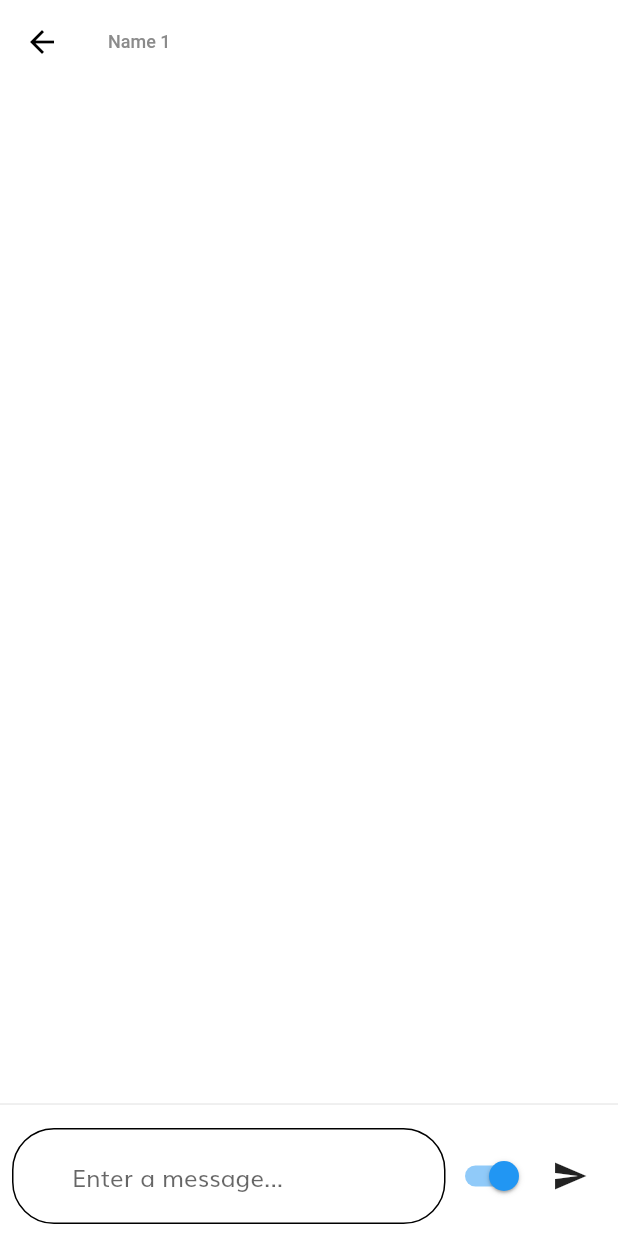
After one commit to seHuzeyfe/libvary_app, a Flutter app: the ChatListScreen screen opened directly, after a tap on "Name 1", on a phone screen of 412 x 824 dp. The commit adds this screen. Run offline on Flutter 3.47's test engine with Material 2 defaults, Android fonts, the phone set to English and light mode, and no system bars; our stand-ins replace flutter_svg.

Commit message:
Chat screens added

```diff
--- /dev/null
+++ b/lib/View/chat_screen/main_chat_screen.dart
@@ -0,0 +1,49 @@
+import 'package:flutter/material.dart';
+import "secondary_chat_screen.dart";
+
+class ChatListScreen extends StatelessWidget {
+  final List<String> previousChats = [
+    'Name 1',
+    'Name 2',
+    'Name 3',
+  ];
+
+  @override
+  Widget build(BuildContext context) {
+    return Scaffold(
+      appBar: AppBar(
+        title: Text('Chats'),
+      ),
+      body: ListView.builder(
+        itemCount: previousChats.length,
+        itemBuilder: (context, index) {
+          final chat = previousChats[index];
+          return Card(
+            color: Colors.grey[300],
+            child: Padding(
+              padding: EdgeInsets.all(5.0),
+
+              child: ListTile(
+                title: Text(
+                  chat,
+                  style: TextStyle(
+                    fontSize: 18.0,
+                    fontWeight: FontWeight.bold,
+                  ),
+                ),
+                onTap: () {
+                  Navigator.push(
+                    context,
+                    MaterialPageRoute(
+                      builder: (context) => ChatScreen(chatTitle: chat),
+                    ),
+                  );
+                },
+              ),
+            ),
+          );
+        },
+      ),
+    );
+  }
+}
--- /dev/null
+++ b/lib/View/chat_screen/secondary_chat_screen.dart
@@ -0,0 +1,117 @@
+import 'package:flutter/material.dart';
+class ChatScreen extends StatefulWidget {
+  final String chatTitle;
+
+  ChatScreen({required this.chatTitle});
+
+  @override
+  _ChatScreenState createState() => _ChatScreenState();
+}
+
+class _ChatScreenState extends State<ChatScreen> {
+  List<Map<String, dynamic>> messages = [];
+  TextEditingController textEditingController = TextEditingController();
+  ScrollController scrollController = ScrollController();
+  bool isSent = true;
+
+  void sendMessage(String message) {
+    setState(() {
+      messages.insert(
+        0,
+        {
+          'message': message,
+          'isSent': isSent,
+        },
+      );
+    });
+    scrollController.animateTo(
+      scrollController.position.minScrollExtent,
+      duration: const Duration(milliseconds: 300),
+      curve: Curves.easeOut,
+    );
+  }
+
+  @override
+  Widget build(BuildContext context) {
+    return Scaffold(
+      appBar: AppBar(
+        title: Text(widget.chatTitle),
+      ),
+      body: Column(
+        children: [
+          Expanded(
+            child: ListView.builder(
+              controller: scrollController,
+              reverse: true,
+              itemCount: messages.length,
+              itemBuilder: (context, index) {
+                final message = messages[index];
+                final isSent = message['isSent'];
+                final messageAlignment = isSent ? Alignment.bottomRight : Alignment.bottomLeft;
+                final messageColor = isSent ? Colors.indigo : Colors.grey[300];
+                final messageTextColor = isSent ? Colors.white : Colors.black;
+                final messageFontSize = isSent ? 16.0 : 18.0;
+
+                return Padding(
+                  padding: EdgeInsets.symmetric(vertical: 4.0, horizontal: 8.0),
+                  child: Align(
+                    alignment: messageAlignment,
+                    child: Container(
+                      decoration: BoxDecoration(
+                        color: isSent ? messageColor : Colors.grey[300], // Update messageColor when isSent is true
+                        borderRadius: BorderRadius.circular(8.0),
+                      ),
+                      padding: EdgeInsets.all(8.0),
+                      child: Text(
+                        message['message'],
+                        style: TextStyle(
+                          color: messageTextColor,
+                          fontSize: messageFontSize,
+                        ),
+                      ),
+                    ),
+                  ),
+                );
+              },
+            ),
+          ),
+          Divider(),
+          Padding(
+            padding: EdgeInsets.all(8.0),
+            child: Row(
+              children: [
+                Expanded(
+                  child: TextField(
+                    controller: textEditingController,
+                    onChanged: (value) {
+                      // Handle text field changes
+                    },
+                    decoration: InputDecoration(
+                      hintText: 'Enter a message...',
+                    ),
+                  ),
+                ),
+                Switch(
+                  value: isSent,
+                  onChanged: (value) {
+                    setState(() {
+                      isSent = value;
+                    });
+                  },
+                ),
+                IconButton(
+                  icon: Icon(Icons.send),
+                  onPressed: () {
+                    String message = textEditingController.text;
+                    sendMessage(message);
+                    textEditingController.clear();
+                  },
+                ),
+              ],
+            ),
+          ),
+        ],
+      ),
+    );
+  }
+}
```
Also changed, not shown: lib/View/welcome_screen/components/welcome_screen_content.dart (+26 -7 lines).
